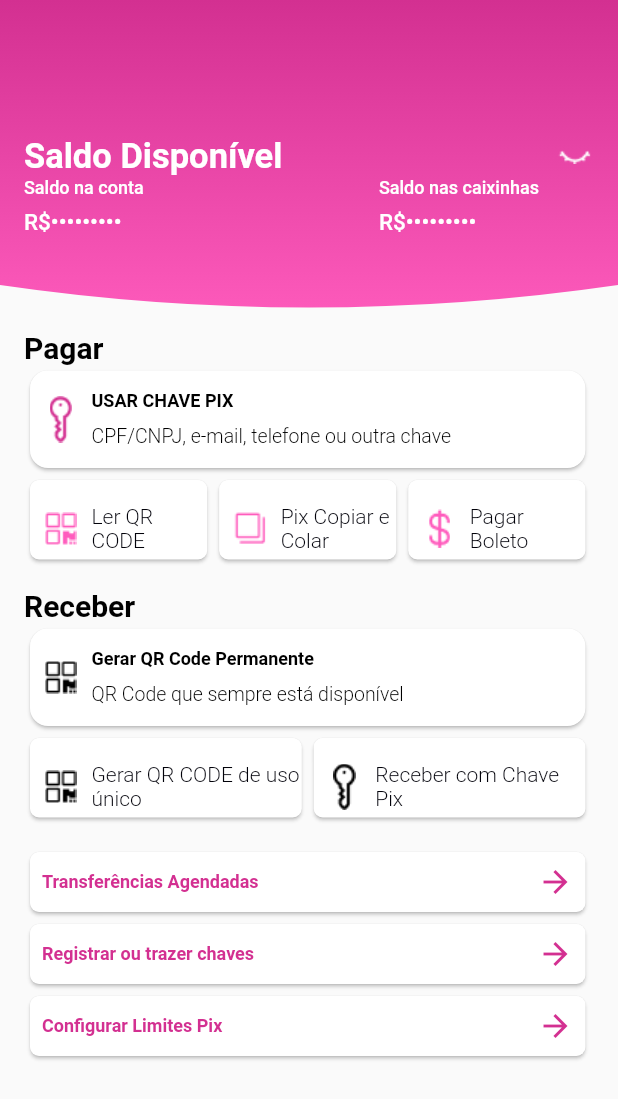
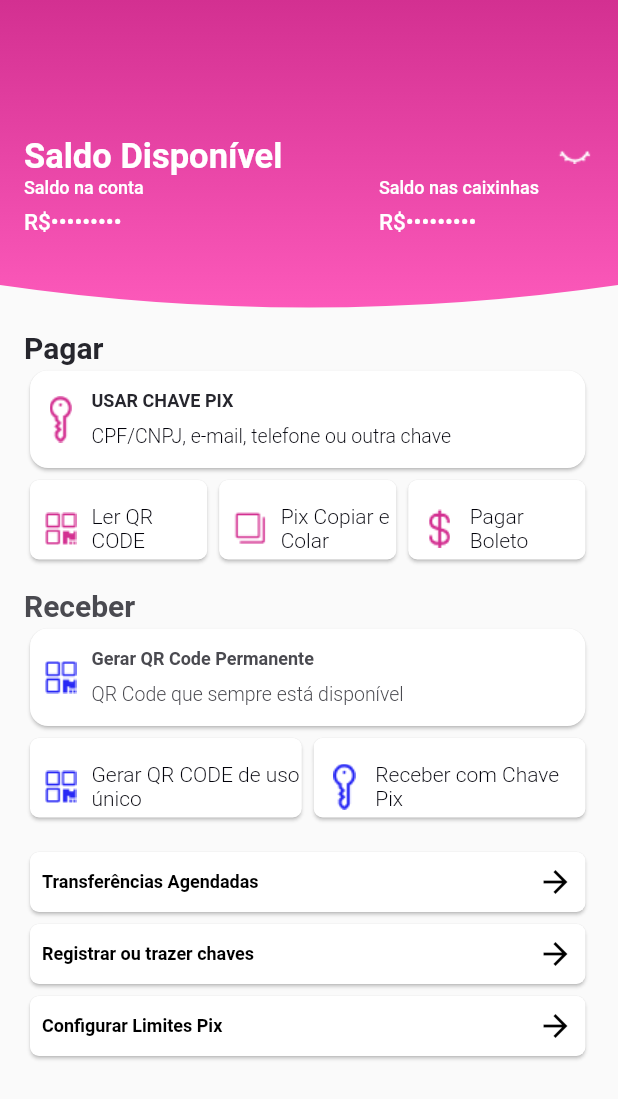
Before and after one commit to Jacob-dvlp/processo-seletivo-Snapfi, a Flutter app: the screen it shows after launch, on a phone screen of 412 x 824 dp. Shown: the top 1099 px of the screen. Run offline on Flutter 3.47's test engine with Material 2 defaults, Android fonts, the phone set to English and light mode, and no system bars; our stand-ins replace hexcolor.

Commit message:
implemented servce drive ui

```diff
--- a/lib/page/home/custom/home_page_custom_body_widgets.dart
+++ b/lib/page/home/custom/home_page_custom_body_widgets.dart
@@ -1,42 +1,33 @@
 import 'package:flutter/material.dart';
 
-import 'home_page_custom_footer_widget.dart';
-import 'home_page_custom_header_widget.dart';
-import 'home_page_custom_pay_widget.dart';
-import 'home_page_custom_received.dart';
+import '../../../src/repository/repository_server_drive.dart';
 
-class HomePageCustomBodyWidgets extends StatelessWidget {
+class HomePageCustomBodyWidgets extends StatefulWidget {
   const HomePageCustomBodyWidgets({Key? key}) : super(key: key);
 
   @override
+  State<HomePageCustomBodyWidgets> createState() =>
+      _HomePageCustomBodyWidgetsState();
+}
+
+class _HomePageCustomBodyWidgetsState extends State<HomePageCustomBodyWidgets> {
+  List<Widget> serverDriveUI = [];
+
+  getVl() async {
+    final myWidgetjson = await RepositoryServerDriveUI().init();
+    setState(() {
+      serverDriveUI = RepositoryServerDriveUI().createUI(myWidgetjson);
+    });
+  }
+
+  @override
+  void initState() {
+    getVl();
+    super.initState();
+  }
+
+  @override
   Widget build(BuildContext context) {
-    return SingleChildScrollView(
-      child: Column(
-        crossAxisAlignment: CrossAxisAlignment.start,
-        children: const [
-          HomePageCustomHeaderWidget(
-            key: Key("headerhome"),
-            colortext: 0xFFFFFFFF,
-            primaryColor: 0XFFFF5CBD,
-            secondaryColor: 0XFFD33091,
-          ),
-          HomePageCustomPayWidget(
-            key: Key("bodyhome1"),
-            valueColorIconsPay: 0XFFFF5CBD,
-            valueColorTextH1: 0xFF000000,
-            valueColorTextH2: 0xFF000000,
-          ),
-          HomePageCustomReceived(
-            key: Key("bodyhome2"),
-            colorIconHex: 0xFF000000,
-            colorTextHex: 0xFF000000,
-          ),
-          HomePageCustomFooterWidget(
-            key: Key("footerhome"),
-            colorFooterHex: 0XFFD33091,
-          )
-        ],
-      ),
-    );
+    return Column(children: [...serverDriveUI]);
   }
 }
--- a/lib/page/home/custom/home_page_custom_footer_widget.dart
+++ b/lib/page/home/custom/home_page_custom_footer_widget.dart
@@ -3,7 +3,7 @@ import 'package:flutter/material.dart';
 import '../../widget/custom_card_widge.dart';
 
 class HomePageCustomFooterWidget extends StatelessWidget {
-  final int colorFooterHex;
+  final String colorFooterHex;
   const HomePageCustomFooterWidget({Key? key, required this.colorFooterHex})
       : super(key: key);
 
--- a/lib/page/home/custom/home_page_custom_header_widget.dart
+++ b/lib/page/home/custom/home_page_custom_header_widget.dart
@@ -1,12 +1,13 @@
 import 'package:flutter/material.dart';
+import 'package:hexcolor/hexcolor.dart';
 
 import '../../../style/style_text.dart';
 import '../../widget/costum_painter_widget.dart';
 
 class HomePageCustomHeaderWidget extends StatelessWidget {
-  final int primaryColor;
-  final int secondaryColor;
-  final int colortext;
+  final String primaryColor;
+  final String secondaryColor;
+  final String colortext;
 
   const HomePageCustomHeaderWidget(
       {Key? key,
@@ -26,8 +27,8 @@ class HomePageCustomHeaderWidget extends StatelessWidget {
               tileMode: TileMode.mirror,
               begin: Alignment.bottomCenter,
               colors: [
-                Color(primaryColor),
-                Color(secondaryColor),
+                HexColor(primaryColor),
+                HexColor(secondaryColor),
               ]),
         ),
         child: Padding(
@@ -46,7 +47,7 @@ class HomePageCustomHeaderWidget extends StatelessWidget {
                       key: const Key("saldodisponivel"),
                       "Saldo Disponível",
                       style: context.style
-                          .textExtraBold(Color(colortext), FontWeight.w700, 23),
+                          .textExtraBold(HexColor(colortext), FontWeight.w700, 23),
                     ),
                     SizedBox(
                       child: Image.asset("assets/icons/cultar.png"),
@@ -67,7 +68,7 @@ class HomePageCustomHeaderWidget extends StatelessWidget {
                             "Saldo na conta",
                             key: const Key("saldonaconta"),
                             style:
-                                context.style.textMedium(Color(colortext), 12),
+                                context.style.textMedium(HexColor(colortext), 12),
                           ),
                           const SizedBox(
                             height: 7.0,
@@ -75,7 +76,7 @@ class HomePageCustomHeaderWidget extends StatelessWidget {
                           Text(
                             "R\$•••••••••",
                             style:
-                                context.style.textMedium(Color(colortext), 15),
+                                context.style.textMedium(HexColor(colortext), 15),
                           )
                         ],
                       ),
@@ -90,7 +91,7 @@ class HomePageCustomHeaderWidget extends StatelessWidget {
                               key: const Key("saldonascaixinhas"),
                               "Saldo nas caixinhas",
                               style: context.style
-                                  .textMedium(Color(colortext), 12),
+                                  .textMedium(HexColor(colortext), 12),
                             ),
                           ),
                           const SizedBox(
@@ -99,7 +100,7 @@ class HomePageCustomHeaderWidget extends StatelessWidget {
                           Text(
                             "R\$•••••••••",
                             style:
-                                context.style.textMedium(Color(colortext), 15),
+                                context.style.textMedium(HexColor(colortext), 15),
                           )
                         ],
                       ),
--- a/lib/page/home/custom/home_page_custom_pay_widget.dart
+++ b/lib/page/home/custom/home_page_custom_pay_widget.dart
@@ -1,4 +1,5 @@
 import 'package:flutter/material.dart';
+import 'package:hexcolor/hexcolor.dart';
 
 import '../../../helpers/app_helpe.dart';
 import '../../../style/style_box_decoration.dart';
@@ -6,9 +7,9 @@ import '../../../style/style_text.dart';
 import '../../widget/custom_card_widge.dart';
 
 class HomePageCustomPayWidget extends StatelessWidget {
-  final int valueColorTextH1;
-  final int valueColorTextH2;
-  final int valueColorIconsPay;
+  final String valueColorTextH1;
+  final String valueColorTextH2;
+  final String valueColorIconsPay;
   const HomePageCustomPayWidget(
       {Key? key,
       required this.valueColorTextH1,
@@ -30,7 +31,7 @@ class HomePageCustomPayWidget extends StatelessWidget {
             key: const Key("textpegar"),
             "Pagar",
             style: context.style
-                .textExtraBold(Color(valueColorTextH1), FontWeight.w600, 20),
+                .textExtraBold(HexColor(valueColorTextH1), FontWeight.w600, 20),
           ),
           Card(
             shape: context.decorationBox.decoration(12),
@@ -54,7 +55,7 @@ class HomePageCustomPayWidget extends StatelessWidget {
                           key: const Key("textchavepix"),
                           "USAR CHAVE PIX",
                           style: context.style.textLight(
-                              Color(valueColorTextH1), FontWeight.bold, 12),
+                              HexColor(valueColorTextH1), FontWeight.bold, 12),
                         ),
                         const SizedBox(
                           height: 9,
@@ -63,7 +64,7 @@ class HomePageCustomPayWidget extends StatelessWidget {
                           key: const Key("textcpf"),
                           "CPF/CNPJ, e-mail, telefone ou outra chave",
                           style: context.style.textLight(
-                            Color(valueColorTextH2),
+                            HexColor(valueColorTextH2),
                             FontWeight.w300,
                             13,
                           ),
@@ -80,19 +81,19 @@ class HomePageCustomPayWidget extends StatelessWidget {
             children: [
               CustomCardWidge(
                 img: Image.asset("assets/icons/icon_home1.png",
-                    color: Color(valueColorIconsPay)),
+                    color: HexColor(valueColorIconsPay)),
                 text: "Ler QR CODE",
                 key: const Key("textqrcode"),
               ),
               CustomCardWidge(
                 img: Image.asset("assets/icons/icon_home3.png",
-                    color: Color(valueColorIconsPay)),
+                    color: HexColor(valueColorIconsPay)),
                 text: "Pix Copiar e Colar",
                 key: const Key("textcopiar"),
               ),
               CustomCardWidge(
                 img: Image.asset("assets/icons/icon_home_dolar1.png",
-                    color: Color(valueColorIconsPay)),
+                    color: HexColor(valueColorIconsPay)),
                 text: "Pagar Boleto",
                 key: const Key("textboleto"),
               )
--- a/lib/page/home/custom/home_page_custom_received.dart
+++ b/lib/page/home/custom/home_page_custom_received.dart
@@ -1,4 +1,5 @@
 import 'package:flutter/material.dart';
+import 'package:hexcolor/hexcolor.dart';
 
 import '../../../helpers/app_helpe.dart';
 import '../../../style/style_box_decoration.dart';
@@ -6,8 +7,8 @@ import '../../../style/style_text.dart';
 import '../../widget/custom_card_widge.dart';
 
 class HomePageCustomReceived extends StatelessWidget {
-  final int colorIconHex;
-  final int colorTextHex;
+  final String colorIconHex;
+  final String colorTextHex;
   const HomePageCustomReceived(
       {Key? key, required this.colorIconHex, required this.colorTextHex})
       : super(key: key);
@@ -23,7 +24,7 @@ class HomePageCustomReceived extends StatelessWidget {
             key: const Key("receber"),
             "Receber",
             style: context.style
-                .textExtraBold(Color(colorTextHex), FontWeight.w600, 20),
+                .textExtraBold(HexColor(colorTextHex), FontWeight.w600, 20),
           ),
           Card(
             shape: context.decorationBox.decoration(12),
@@ -38,7 +39,7 @@ class HomePageCustomReceived extends StatelessWidget {
                       height: 41,
                       child: Image.asset(
                         "assets/icons/icon_home1.png",
-                        color: Color(colorIconHex),
+                        color: HexColor(colorIconHex),
                       ),
                     ),
                     Column(
@@ -48,7 +49,7 @@ class HomePageCustomReceived extends StatelessWidget {
                           key: const Key("qrcodepermanente"),
                           "Gerar QR Code Permanente",
                           style: context.style.textLight(
-                              Color(colorTextHex), FontWeight.bold, 12),
+                              HexColor(colorTextHex), FontWeight.bold, 12),
                         ),
                         const SizedBox(
                           height: 9,
@@ -57,7 +58,7 @@ class HomePageCustomReceived extends StatelessWidget {
                           key: const Key("qrcodisponivel"),
                           "QR Code que sempre está disponível",
                           style: context.style.textLight(
-                            Color(colorTextHex),
+                            HexColor(colorTextHex),
                             FontWeight.w300,
                             13,
                           ),
@@ -75,7 +76,7 @@ class HomePageCustomReceived extends StatelessWidget {
               CustomCardWidge(
                 img: Image.asset(
                   "assets/icons/icon_home1.png",
-                  color: Color(colorIconHex),
+                  color: HexColor(colorIconHex),
                 ),
                 text: "Gerar QR CODE de uso único",
                 key: const Key("qrcodeunico"),
@@ -83,7 +84,7 @@ class HomePageCustomReceived extends StatelessWidget {
               CustomCardWidge(
                 img: Image.asset(
                   "assets/icons/icon_home2.png",
-                  color: Color(colorIconHex),
+                  color: HexColor(colorIconHex),
                 ),
                 key: const Key("receberpix"),
                 text: "Receber com Chave Pix",
--- a/lib/page/widget/custom_card_widge.dart
+++ b/lib/page/widget/custom_card_widge.dart
@@ -1,4 +1,5 @@
 import 'package:flutter/material.dart';
+import 'package:hexcolor/hexcolor.dart';
 
 import '../../helpers/app_helpe.dart';
 import '../../style/style_box_decoration.dart';
@@ -52,7 +53,7 @@ class CustomCardWidge extends StatelessWidget {
 
 class CustomCardWidgefooter extends StatelessWidget {
   final String text;
-  final int colorFooterHex;
+  final String colorFooterHex;
   const CustomCardWidgefooter(
       {Key? key, required this.text, required this.colorFooterHex})
       : super(key: key);
@@ -70,12 +71,12 @@ class CustomCardWidgefooter extends StatelessWidget {
             children: [
               Text(
                 text,
-                style: context.style
-                    .textExtraBold(Color(colorFooterHex), FontWeight.w700, 12),
+                style: context.style.textExtraBold(
+                    HexColor(colorFooterHex), FontWeight.w700, 12),
               ),
               Icon(
                 Icons.arrow_forward,
-                color: Color(colorFooterHex),
+                color: HexColor(colorFooterHex),
               )
             ],
           ),
--- /dev/null
+++ b/lib/src/map_data_widget/map_data_widget.dart
@@ -0,0 +1 @@
+class MapDataWidget {}
--- /dev/null
+++ b/lib/src/repository/repository_server_drive.dart
@@ -0,0 +1,57 @@
+import 'package:flutter/cupertino.dart';
+import 'package:flutter/services.dart';
+
+import '../../page/home/custom/home_page_custom_footer_widget.dart';
+import '../../page/home/custom/home_page_custom_header_widget.dart';
+import '../../page/home/custom/home_page_custom_pay_widget.dart';
+import '../../page/home/custom/home_page_custom_received.dart';
+import '../model/model.dart';
+
+class RepositoryServerDriveUI {
+  List<Widget> modelWidget = [];
+
+  Future<List<ServerDriveUi>> init() async {
+    final responseUI =
+        await rootBundle.loadString("assets/json/serve_drive_ui.json");
+    final views = serverDriveUiFromJson(responseUI);
+    return views;
+  }
+
+  List<Widget> createUI(List<ServerDriveUi> serveui) {
+    for (var ui in serveui) {
+      modelWidget.add(renderWidgets(ui));
+    }
+    return modelWidget;
+  }
+
+  renderWidgets(data) {
+    ServerDriveUi model = data;
+    if (model.container1.ui == "HomePageCustomHeaderWidget" &&
+        model.container2.ui == "HomePageCustomPayWidget" &&
+        model.container3.ui == "HomePageCustomReceived" &&
+        model.container4.ui == "HomePageCustomFooterWidget") {
+      return SingleChildScrollView(
+        child: Column(
+          crossAxisAlignment: CrossAxisAlignment.start,
+          children: [
+            HomePageCustomHeaderWidget(
+                primaryColor: model.container1.primaryColor,
+                secondaryColor: model.container1.secondaryColor,
+                colortext: model.container1.colortext),
+            HomePageCustomPayWidget(
+              valueColorIconsPay: model.container2.valueColorIconsPay,
+              valueColorTextH1: model.container2.valueColorTextH1,
+              valueColorTextH2: model.container2.valueColorTextH2,
+            ),
+            HomePageCustomReceived(
+                colorIconHex: model.container3.colorIconHex,
+                colorTextHex: model.container3.colorTextHex),
+            HomePageCustomFooterWidget(
+              colorFooterHex: model.container4.colorFooterHex,
+            )
+          ],
+        ),
+      );
+    }
+  }
+}
--- a/pubspec.yaml
+++ b/pubspec.yaml
@@ -16,6 +16,9 @@ dependencies:
 
 
   cupertino_icons: ^1.0.2
+  firebase_core: ^2.4.1
+  firebase_remote_config: ^3.0.9
+  hexcolor: ^3.0.1
 
 
 
@@ -27,6 +30,7 @@ dev_dependencies:
 
 
   flutter_lints: ^2.0.0
+  dynamic_widget: ^4.0.5
 
 flutter:
 
@@ -35,7 +39,7 @@ flutter:
 
   assets:
     - assets/icons/
-  #   - images/a_dot_ham.jpeg
+    - assets/json/
 
 
 
```
Also changed, not shown: assets/json/serve_drive_ui.json (added, +27 -0 lines), lib/src/model/model.dart (added, +112 -0 lines), pubspec.lock, 6 other files.
